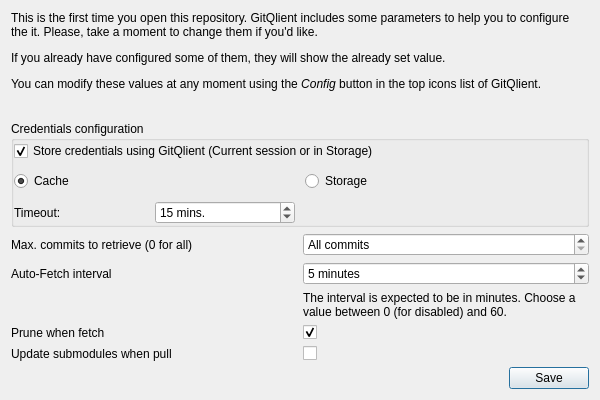
Above: src/aux_widgets/InitialRepoConfig.ui from francescmm/GitQlient before the change. Below: the same form after it.
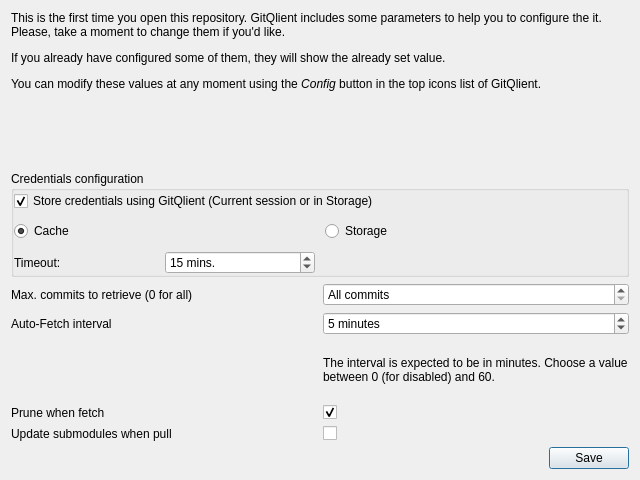
That is the form after the change. Custom widgets are drawn as their Qt base class.

Commit message: Fix RepoConfig dialog window size and QGroupBox colors

What changed in the file:
```diff
--- a/src/aux_widgets/InitialRepoConfig.ui
+++ b/src/aux_widgets/InitialRepoConfig.ui
@@ -6,14 +6,14 @@
    <rect>
     <x>0</x>
     <y>0</y>
-    <width>600</width>
-    <height>400</height>
+    <width>640</width>
+    <height>480</height>
    </rect>
   </property>
   <property name="minimumSize">
    <size>
-    <width>600</width>
-    <height>400</height>
+    <width>640</width>
+    <height>480</height>
    </size>
   </property>
   <property name="maximumSize">
```
The commit also changes 2 other files.
